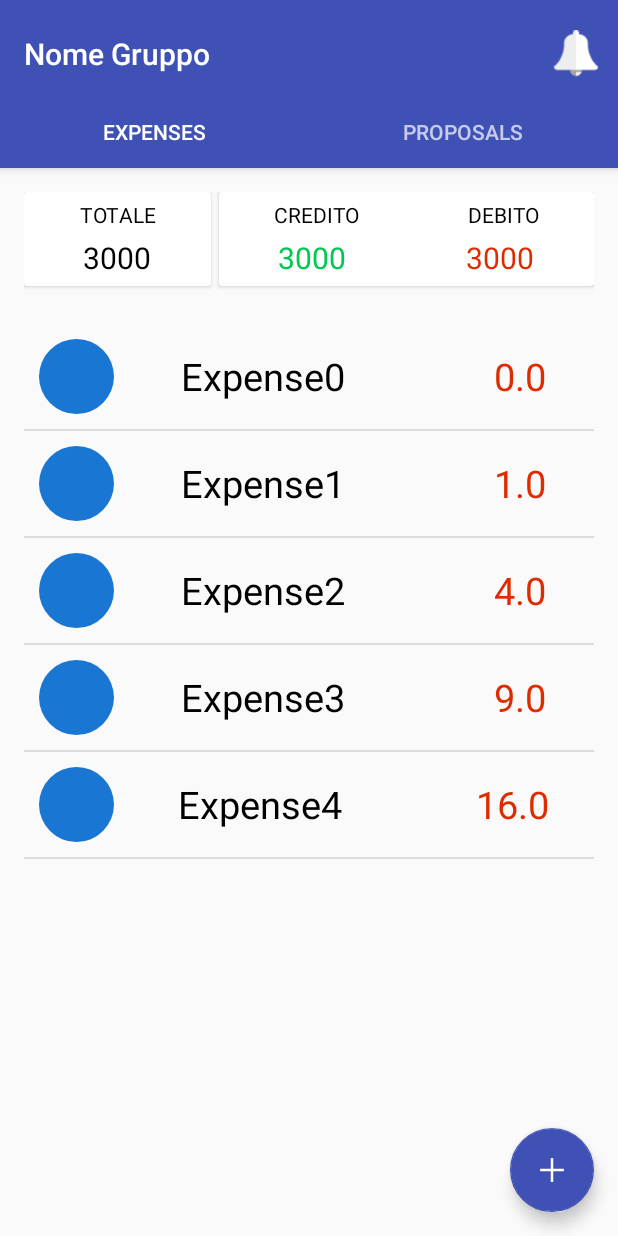
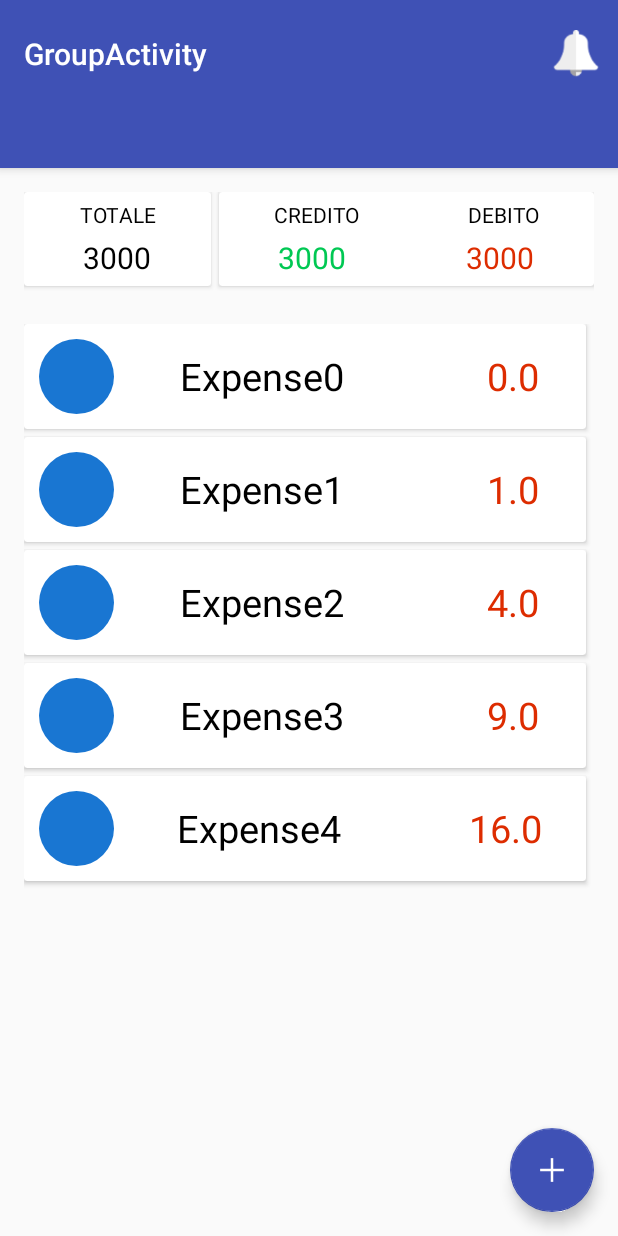
Before and after one commit to RizzoV/MAD_Expenses, an Android app: the GroupActivity screen opened directly, with no data from a screen before it, on a phone screen of 412 x 824 dp. Run offline under Robolectric (Android 15) with nearby library versions, the phone set to English and light mode, and no system bars.

Commit message:
Laboratorio 24/3/17 file mancanti

```diff
--- /dev/null
+++ b/app/src/main/java/it/polito/mad/team19/mad_expenses/Adapters/ExpensesRecyclerAdapter.java
@@ -0,0 +1,78 @@
+package it.polito.mad.team19.mad_expenses.Adapters;
+
+import android.app.Activity;
+import android.content.Context;
+import android.support.v7.widget.RecyclerView;
+import android.view.LayoutInflater;
+import android.view.View;
+import android.view.ViewGroup;
+import android.widget.ImageView;
+import android.widget.TextView;
+
+import java.util.ArrayList;
+
+import it.polito.mad.team19.mad_expenses.Classes.Expense;
+import it.polito.mad.team19.mad_expenses.R;
+
+/**
+ * Created by Jured on 31/03/17.
+ */
+
+public class ExpensesRecyclerAdapter extends RecyclerView.Adapter<ExpensesRecyclerAdapter.MyViewHolder> {
+
+    ArrayList<Expense> expenses;
+    Activity context;
+    private LayoutInflater mInflater;
+
+    public ExpensesRecyclerAdapter(Context context, ArrayList<Expense> expenses) {
+        this.expenses = expenses;
+        this.context = (Activity) context;
+        this.mInflater = LayoutInflater.from(context);
+    }
+
+    @Override
+    public MyViewHolder onCreateViewHolder(ViewGroup parent, int viewType) {
+        View view = mInflater.inflate(R.layout.expenses_list_row, parent, false);
+        MyViewHolder holder = new MyViewHolder(view);
+        return holder;
+    }
+
+    @Override
+    public void onBindViewHolder(MyViewHolder holder, int position) {
+        Expense currentObj = expenses.get(position);
+        holder.setData(currentObj,position);
+    }
+
+
+
+    @Override
+    public int getItemCount() {
+        return expenses.size();
+    }
+
+    public class MyViewHolder extends RecyclerView.ViewHolder {
+
+        ImageView image;
+        TextView name;
+        TextView amount;
+        int position;
+        Expense current;
+
+        public MyViewHolder(View itemView) {
+            super(itemView);
+            image = (ImageView) itemView.findViewById(R.id.expense_image);
+            name = (TextView) itemView.findViewById(R.id.expense_name_tv);
+            amount = (TextView) itemView.findViewById(R.id.cost_amount_tv);
+        }
+
+        public void setData (Expense current, int position) {
+            this.name.setText(current.getName());
+            this.amount.setText(current.getCost().toString());
+            this.image.setImageResource(R.drawable.circle);
+            this.position = position;
+            this.current = current;
+
+
+        }
+    }
+}
--- a/app/src/main/java/it/polito/mad/team19/mad_expenses/Adapters/GroupsAdapter.java
+++ b/app/src/main/java/it/polito/mad/team19/mad_expenses/Adapters/GroupsAdapter.java
@@ -54,7 +54,9 @@ public class GroupsAdapter extends BaseAdapter {
         TextView debits=(TextView)convertView.findViewById(R.id.debits_amount_tv);
         TextView notifications=(TextView)convertView.findViewById(R.id.notification_cnt_tv);
         ImageView image = (ImageView) convertView.findViewById(R.id.group_image);
+
         Group group=groupList.get(position);
+
         name.setText(group.getName());
         credits.setText(group.getCredits().toString());
         debits.setText(group.getDebits().toString());
--- a/app/src/main/java/it/polito/mad/team19/mad_expenses/GroupActivity.java
+++ b/app/src/main/java/it/polito/mad/team19/mad_expenses/GroupActivity.java
@@ -2,9 +2,9 @@ package it.polito.mad.team19.mad_expenses;
 
 import android.support.design.widget.FloatingActionButton;
 import android.support.design.widget.Snackbar;
-import android.support.design.widget.TabLayout;
-import android.support.v4.view.PagerAdapter;
 import android.support.v7.app.AppCompatActivity;
+import android.support.v7.widget.LinearLayoutManager;
+import android.support.v7.widget.RecyclerView;
 import android.support.v7.widget.Toolbar;
 
 import android.support.v4.app.Fragment;
@@ -25,6 +25,7 @@ import java.util.ArrayList;
 import java.util.List;
 
 import it.polito.mad.team19.mad_expenses.Adapters.ExpensesAdapter;
+import it.polito.mad.team19.mad_expenses.Adapters.ExpensesRecyclerAdapter;
 import it.polito.mad.team19.mad_expenses.Classes.Expense;
 
 public class GroupActivity extends AppCompatActivity {
@@ -51,8 +52,6 @@ public class GroupActivity extends AppCompatActivity {
 
         Toolbar toolbar = (Toolbar) findViewById(R.id.toolbar);
         setSupportActionBar(toolbar);
-        getSupportActionBar().setTitle("Nome Gruppo");
-
         // Create the adapter that will return a fragment for each of the three
         // primary sections of the activity.
         mSectionsPagerAdapter = new SectionsPagerAdapter(getSupportFragmentManager());
@@ -61,16 +60,13 @@ public class GroupActivity extends AppCompatActivity {
         mViewPager = (ViewPager) findViewById(R.id.container);
         mViewPager.setAdapter(mSectionsPagerAdapter);
 
-        TabLayout tabLayout = (TabLayout) findViewById(R.id.tab_layout);
-        tabLayout.setupWithViewPager(mViewPager);
-
-        // Selected news from shared preference
 
         FloatingActionButton fab = (FloatingActionButton) findViewById(R.id.fab);
         fab.setOnClickListener(new View.OnClickListener() {
             @Override
             public void onClick(View view) {
-                //add new expenses
+                Snackbar.make(view, "Replace with your own action", Snackbar.LENGTH_LONG)
+                        .setAction("Action", null).show();
             }
         });
 
@@ -132,15 +128,25 @@ public class GroupActivity extends AppCompatActivity {
             //textView.setText(getString(R.string.section_format, getArguments().getInt(ARG_SECTION_NUMBER)));
 
             ArrayList<Expense> expenses = new ArrayList<Expense>();
-            ExpensesAdapter ep = new ExpensesAdapter(getActivity(), expenses);
+
 
             for(int i = 0; i<5; i++) {
                 Expense e = new Expense("Expense" + i, Integer.valueOf(i*i).floatValue());
                 expenses.add(e);
             }
 
-            ListView expensesList = (ListView) rootView.findViewById(R.id.expenses_lv);
-            expensesList.setAdapter(ep);
+
+
+            RecyclerView mRecyclerView = (RecyclerView) rootView.findViewById(R.id.expenses_lv);
+            ExpensesRecyclerAdapter adapter = new ExpensesRecyclerAdapter(getActivity(), expenses);
+            mRecyclerView.setAdapter(adapter);
+
+            LinearLayoutManager mLinearLayoutManagerVertical = new LinearLayoutManager(getActivity());
+            mLinearLayoutManagerVertical.setOrientation(LinearLayoutManager.VERTICAL);
+            mRecyclerView.setLayoutManager(mLinearLayoutManagerVertical);
+
+            //RecyclerView expensesList = (RecyclerView) rootView.findViewById(R.id.expenses_lv);
+            //expensesList.setAdapter(adapter);
             return rootView;
         }
     }
@@ -159,30 +165,24 @@ public class GroupActivity extends AppCompatActivity {
         public Fragment getItem(int position) {
             // getItem is called to instantiate the fragment for the given page.
             // Return a PlaceholderFragment (defined as a static inner class below).
-
-            switch (position) {
-                case 0:
-                    return ExpensesListFragment.newInstance(position + 1);
-                case 1:
-                    //nuovo fragment delle proposte
-                    return ExpensesListFragment.newInstance(position + 1);
-            }
-            return null;
+            return ExpensesListFragment.newInstance(position + 1);
         }
 
         @Override
         public int getCount() {
             // Show 3 total pages.
-            return 2;
+            return 3;
         }
 
         @Override
         public CharSequence getPageTitle(int position) {
             switch (position) {
                 case 0:
-                    return getResources().getString(R.string.tab_expenses);
+                    return "SECTION 1";
                 case 1:
-                    return getResources().getString(R.string.tab_proposal);
+                    return "SECTION 2";
+                case 2:
+                    return "SECTION 3";
             }
             return null;
         }
--- a/app/src/main/res/layout/expenses_list_row.xml
+++ b/app/src/main/res/layout/expenses_list_row.xml
@@ -1,4 +1,11 @@
 <?xml version="1.0" encoding="utf-8"?>
+<android.support.v7.widget.CardView android:id="@+id/expense_cv"
+    android:layout_width="match_parent"
+    android:layout_height="wrap_content"
+    android:layout_marginRight="5dp"
+    android:layout_marginBottom="5dp"
+    xmlns:android="http://schemas.android.com/apk/res/android">
+
     <LinearLayout xmlns:android="http://schemas.android.com/apk/res/android"
         android:orientation="horizontal"
         android:layout_width="match_parent"
@@ -56,3 +63,4 @@
         </LinearLayout>
 
     </LinearLayout>
+</android.support.v7.widget.CardView>
--- a/app/src/main/res/layout/fragment_group.xml
+++ b/app/src/main/res/layout/fragment_group.xml
@@ -128,7 +128,9 @@
     </LinearLayout>
 
 
-    <ListView
+    <android.support.v7.widget.RecyclerView
+        xmlns:android="http://schemas.android.com/apk/res/android"
+        xmlns:tools="http://schemas.android.com/tools"
         android:id="@+id/expenses_lv"
         android:layout_height="match_parent"
         android:layout_width="match_parent"
```
Lines whose indentation alone changed are shown as unchanged.
